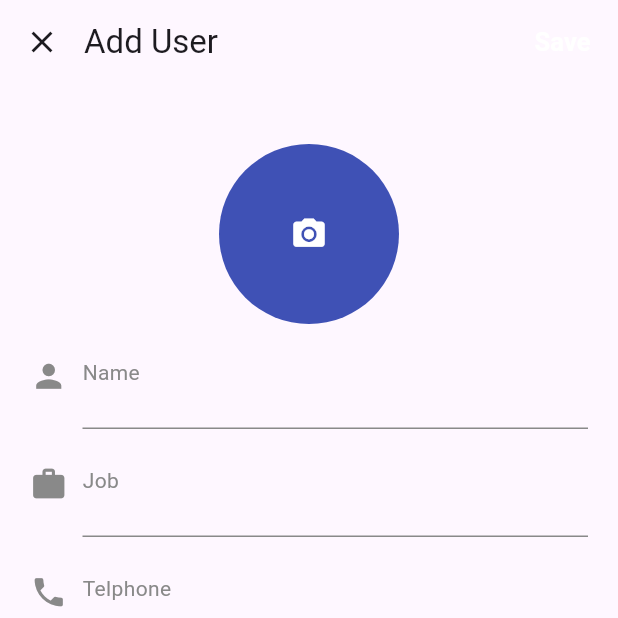
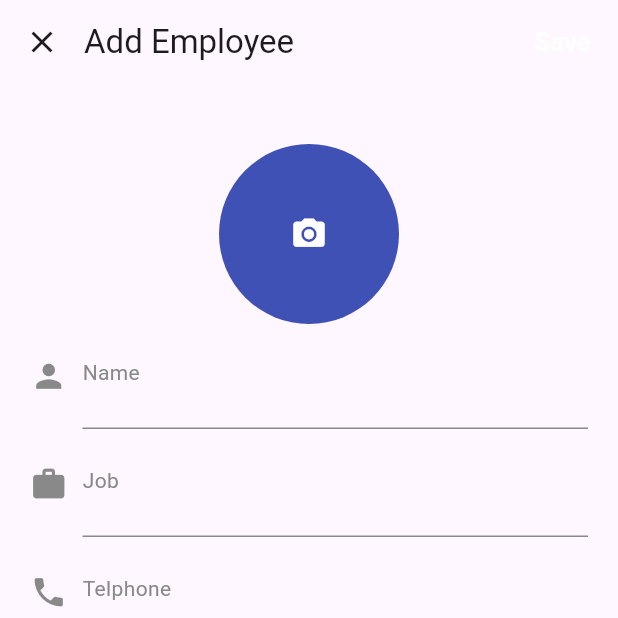
Before and after one commit to kabitacode/test-transisi, a Flutter app: the AddPage screen opened directly, on a phone screen of 412 x 824 dp, the top half of it. Run offline on Flutter 3.47's test engine with Material 3 defaults, Android fonts, the phone set to English and light mode, and no system bars; missing offline and left inert: mmkv.

Commit message:
feat: add employee page

```diff
--- a/lib/presentation/views/pages/add_page.dart
+++ b/lib/presentation/views/pages/add_page.dart
@@ -40,7 +40,7 @@ class _AddPageState extends State<AddPage> {
     if (data) {
       ScaffoldMessenger.of(
         context,
-      ).showSnackBar(const SnackBar(content: Text("Successfully add user")));
+      ).showSnackBar(const SnackBar(content: Text("Successfully add user / employee")));
       Navigator.pop(context, true);
     } else {
       ScaffoldMessenger.of(
@@ -65,7 +65,7 @@ class _AddPageState extends State<AddPage> {
 
     return Scaffold(
       appBar: AppBar(
-        title: Text("Add User"),
+        title: Text("Add Employee"),
         centerTitle: false,
         titleSpacing: 0,
         leading: IconButton(
```
